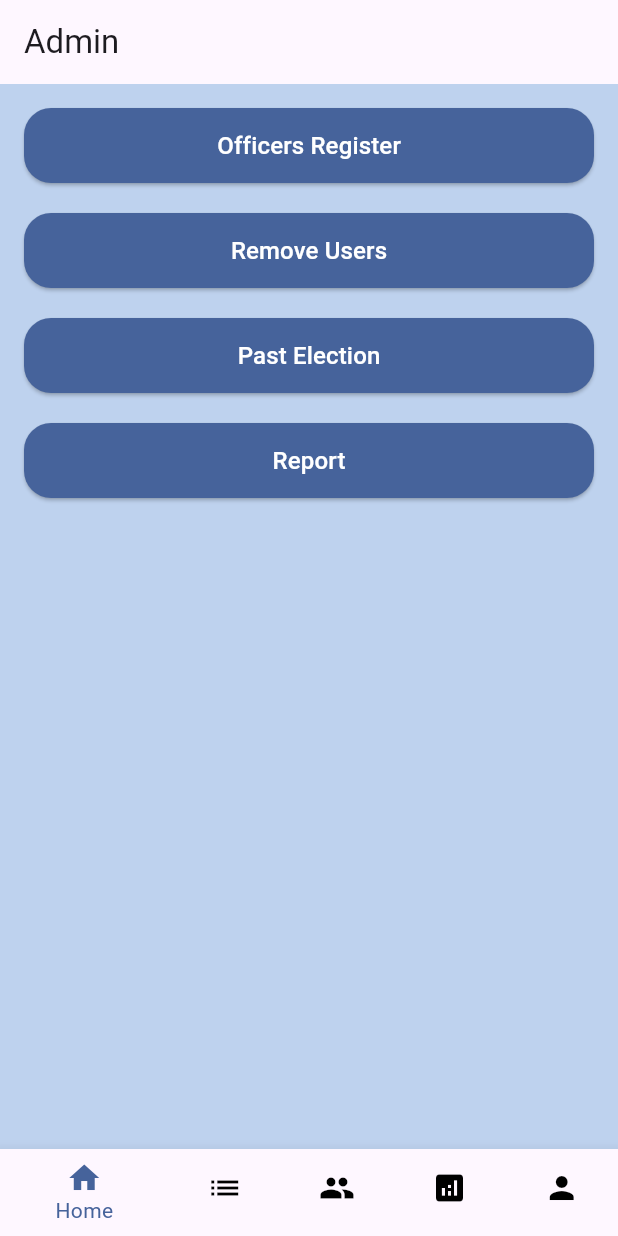
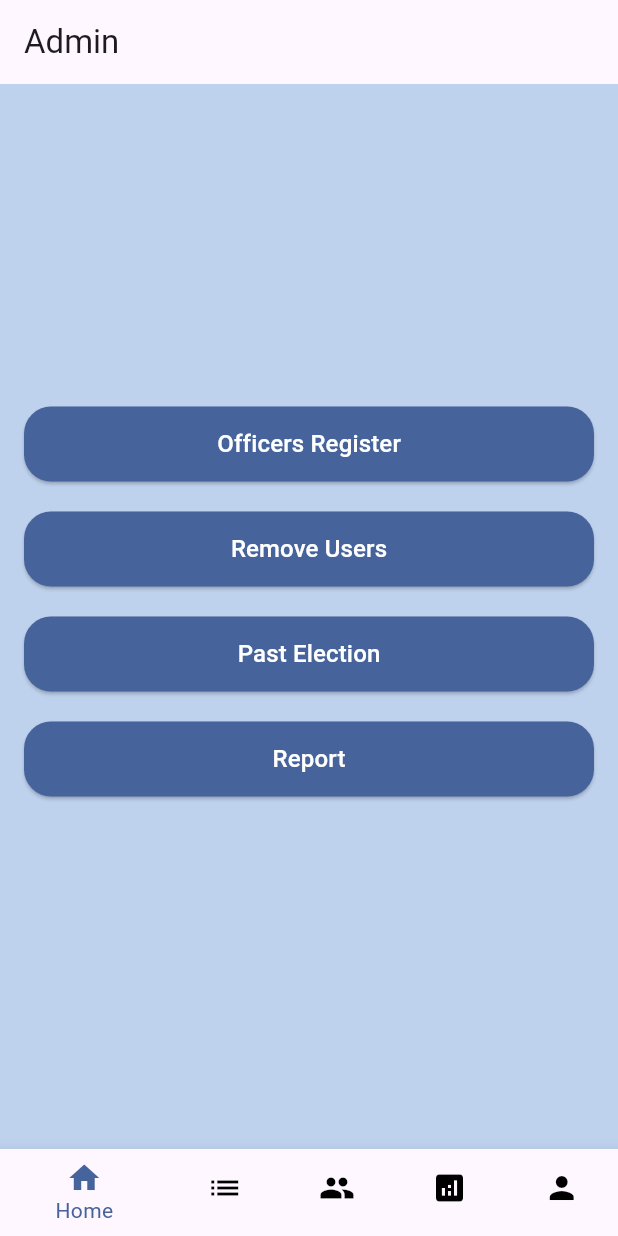
Before and after one commit to Nant23/voting-app, a Flutter app: the AdminDash screen opened directly, on a phone screen of 412 x 824 dp. Run offline on Flutter 3.47's test engine with Material 3 defaults, Android fonts, the phone set to English and light mode, and no system bars; our stand-ins replace cloud_firestore, firebase_auth, firebase_core, fl_chart; accounts and stored records are empty; network calls fail.

Commit message:
changes in admin's dashboard

```diff
--- a/lib/admin/admin_dash.dart
+++ b/lib/admin/admin_dash.dart
@@ -28,9 +28,11 @@ class _AdminDashState extends State<AdminDash> {
     return Scaffold(
       backgroundColor: const Color(0xFFBED2EE),
       appBar: AppBar(title: Text('Admin')),
-      body: Padding(
+      body: Center(
+        child: Padding(
           padding: const EdgeInsets.all(16.0),
           child: Column(
+            mainAxisAlignment: MainAxisAlignment.center, // Center vertically
             crossAxisAlignment: CrossAxisAlignment.start,
             children: [
               // Officer Registration Button
@@ -111,6 +113,7 @@ class _AdminDashState extends State<AdminDash> {
             ],
           ),
         ),
+      ),
       // Nav Bar
       bottomNavigationBar: NavBar(
         currentIndex: _selectedIndex,
--- a/lib/admin/admin_ongoing_stat.dart
+++ b/lib/admin/admin_ongoing_stat.dart
@@ -205,7 +205,7 @@ class _AdminOngoingStatState extends State<AdminOngoingStat> {
                                       final labels = ageData.keys.toList();
                                       final label = (index < labels.length) ? labels[index] : '';
                                       return SideTitleWidget(
-                                        meta: meta,
+                                        axisSide: meta.axisSide,
                                         space: 8.0,
                                         child: Transform.rotate(
                                           angle: -0.4,
--- a/lib/admin/admin_statistics.dart
+++ b/lib/admin/admin_statistics.dart
@@ -182,7 +182,7 @@ class _AdminStatisticsState extends State<AdminStatistics> {
                                                       : '';
 
                                               return SideTitleWidget(
-                                                meta: meta,
+                                                axisSide: meta.axisSide,
                                                 space: 8.0,
                                                 child: Transform.rotate(
                                                   angle: -0.5,
--- a/lib/single_stats.dart
+++ b/lib/single_stats.dart
@@ -154,8 +154,10 @@ class _SingleStatsState extends State<SingleStats> {
                                                     : '';
 
                                             return SideTitleWidget(
-                                              meta: meta,
+
+                                              //meta: meta,
                                               space: 8.0,
+                                              axisSide: meta.axisSide,
                                               child: Transform.rotate(
                                                 angle: -0.5,
                                                 child: Text(
--- a/pubspec.yaml
+++ b/pubspec.yaml
@@ -38,7 +38,9 @@ dependencies:
   firebase_auth: ^5.5.1
   cloud_firestore: ^5.6.5
   cloud_functions: ^5.4.0
-  fl_chart: ^0.71.0
+  fl_chart: 0.68.0
+
+
 
 dev_dependencies:
   flutter_test:
```
Also changed, not shown: lib/officer/officer_dashboard.dart (line endings or trailing spaces), pubspec.lock. Lines whose indentation alone changed are shown as unchanged.
